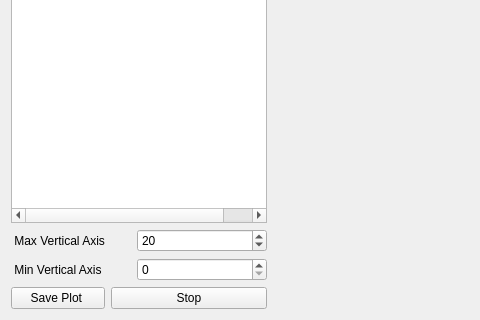
AloshkaD/human_machine_interface, file human_machine_interface/src/view/ui/parametertemporalseries.ui: the form before one commit; both pictures show x 0 to 480 and y 502 to 822 of the 1391 by 822 pixel window.
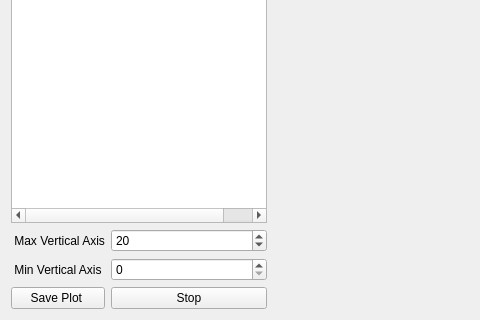
The form after the commit. Icons and pictures are not drawn.

```diff
--- a/human_machine_interface/src/view/ui/parametertemporalseries.ui
+++ b/human_machine_interface/src/view/ui/parametertemporalseries.ui
@@ -70,76 +70,7 @@
    </item>
    <item row="1" column="0">
     <layout class="QGridLayout" name="gridLayout">
-     <item row="0" column="2" colspan="2">
-      <widget class="QSpinBox" name="spinBox_2">
-       <property name="focusPolicy">
-        <enum>Qt::WheelFocus</enum>
-       </property>
-       <property name="maximum">
-        <number>50</number>
-       </property>
-       <property name="value">
-        <number>20</number>
-       </property>
-      </widget>
-     </item>
-     <item row="0" column="1">
-      <spacer name="horizontalSpacer">
-       <property name="orientation">
-        <enum>Qt::Horizontal</enum>
-       </property>
-       <property name="sizeType">
-        <enum>QSizePolicy::Minimum</enum>
-       </property>
-       <property name="sizeHint" stdset="0">
-        <size>
-         <width>10</width>
-         <height>20</height>
-        </size>
-       </property>
-      </spacer>
-     </item>
-     <item row="1" column="1">
-      <spacer name="horizontalSpacer_2">
-       <property name="orientation">
-        <enum>Qt::Horizontal</enum>
-       </property>
-       <property name="sizeType">
-        <enum>QSizePolicy::Fixed</enum>
-       </property>
-       <property name="sizeHint" stdset="0">
-        <size>
-         <width>20</width>
-         <height>20</height>
-        </size>
-       </property>
-      </spacer>
-     </item>
-     <item row="0" column="0">
-      <widget class="QLabel" name="label">
-       <property name="layoutDirection">
-        <enum>Qt::LeftToRight</enum>
-       </property>
-       <property name="text">
-        <string> Max Vertical Axis</string>
-       </property>
-      </widget>
-     </item>
-     <item row="2" column="0">
-      <widget class="QPushButton" name="pushButton">
-       <property name="focusPolicy">
-        <enum>Qt::NoFocus</enum>
-       </property>
-       <property name="text">
-        <string>Save Plot </string>
-       </property>
-       <property name="icon">
-        <iconset resource="../resources/images.qrc">
-         <normaloff>:/images/images/ .svg</normaloff>:/images/images/ .svg</iconset>
-       </property>
-      </widget>
-     </item>
-     <item row="2" column="1" colspan="3">
+     <item row="2" column="1" colspan="4">
       <widget class="QPushButton" name="pushButton_2">
        <property name="focusPolicy">
         <enum>Qt::NoFocus</enum>
@@ -168,8 +99,29 @@
        </property>
       </widget>
      </item>
-     <item row="1" column="2" colspan="2">
-      <widget class="QSpinBox" name="spinBox"/>
+     <item row="0" column="0">
+      <widget class="QLabel" name="label">
+       <property name="layoutDirection">
+        <enum>Qt::LeftToRight</enum>
+       </property>
+       <property name="text">
+        <string> Max Vertical Axis</string>
+       </property>
+      </widget>
+     </item>
+     <item row="2" column="0">
+      <widget class="QPushButton" name="pushButton">
+       <property name="focusPolicy">
+        <enum>Qt::NoFocus</enum>
+       </property>
+       <property name="text">
+        <string>Save Plot </string>
+       </property>
+       <property name="icon">
+        <iconset resource="../resources/images.qrc">
+         <normaloff>:/images/images/ .svg</normaloff>:/images/images/ .svg</iconset>
+       </property>
+      </widget>
      </item>
      <item row="1" column="0">
       <widget class="QLabel" name="label_2">
@@ -178,6 +130,22 @@
        </property>
       </widget>
      </item>
+     <item row="1" column="1" colspan="4">
+      <widget class="QSpinBox" name="spinBox"/>
+     </item>
+     <item row="0" column="1" colspan="4">
+      <widget class="QSpinBox" name="spinBox_2">
+       <property name="focusPolicy">
+        <enum>Qt::WheelFocus</enum>
+       </property>
+       <property name="maximum">
+        <number>50</number>
+       </property>
+       <property name="value">
+        <number>20</number>
+       </property>
+      </widget>
+     </item>
     </layout>
    </item>
   </layout>
```
